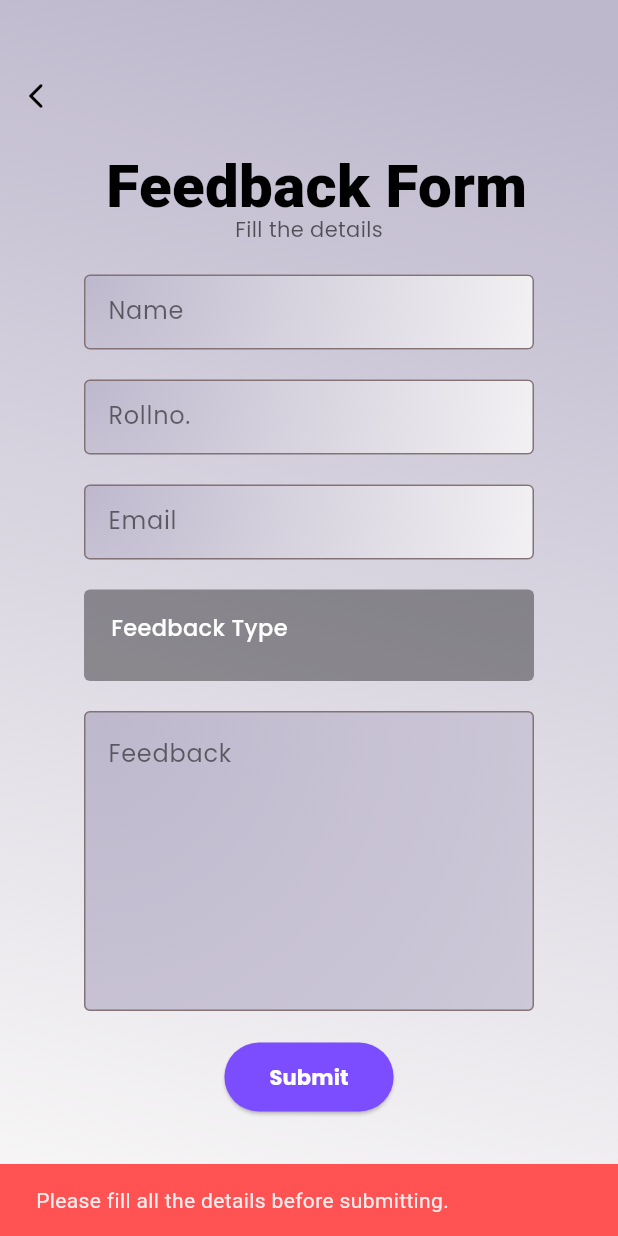
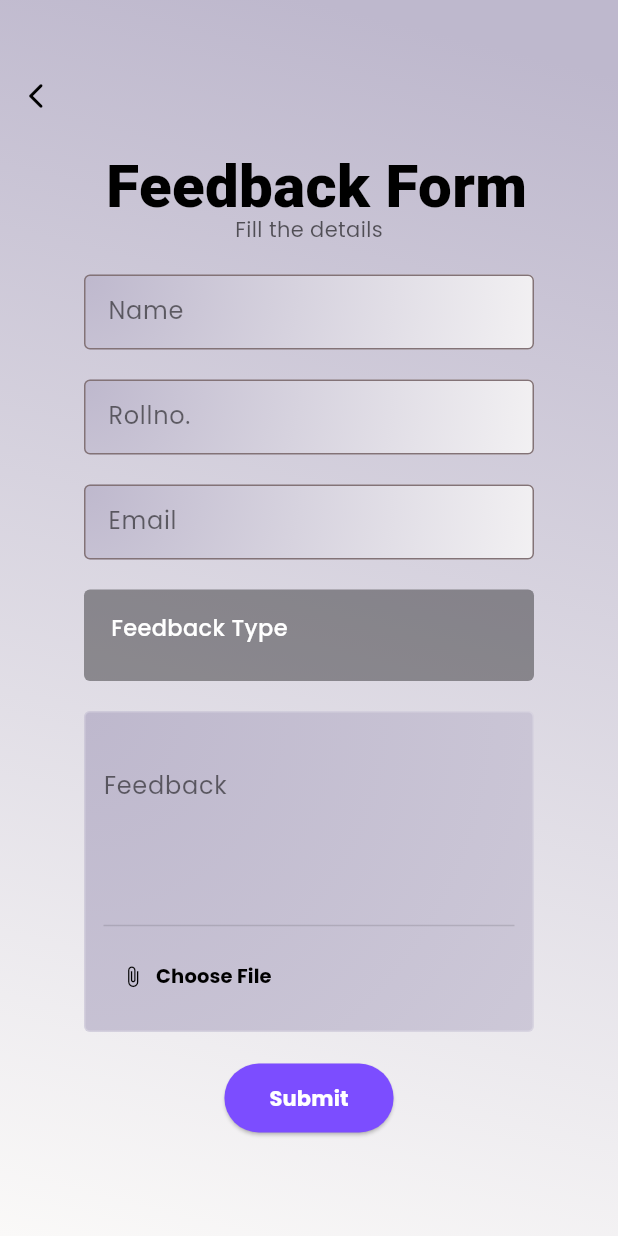
Before and after one commit to itshimcha/Gyan_App, a Flutter app: the FeedbackPage screen opened directly, after a tap on "Submit", on a phone screen of 412 x 824 dp. Run offline on Flutter 3.47's test engine with Material 3 defaults, Android fonts, the phone set to English and light mode, and no system bars; our stand-ins replace animated_splash_screen, animated_text_kit, carousel_slider, file_picker, flutter_card_swiper, flutter_secure_storage and 7 more; accounts and stored records are empty; network calls fail; Roboto replaces fonts that are missing (Alegreya).

Commit message:
feedback api

```diff
--- a/lib/pages/Homepage.dart
+++ b/lib/pages/Homepage.dart
@@ -166,7 +166,7 @@ class _HomePageState extends State<HomePage> {
                                     child: Column(
                                       crossAxisAlignment: CrossAxisAlignment.start,
                                       children: [
-                                        Text("AstroCalendar", style: GoogleFonts.jost(color: Color(0xffe6e6fa), fontSize: 18, fontWeight: FontWeight.w700,height: 1)),
+                                        Text("Astro Calendar", style: GoogleFonts.jost(color: Color(0xffe6e6fa), fontSize: 18, fontWeight: FontWeight.w700,height: 1)),
                                         Text("Stay Updated with latest events", style: GoogleFonts.jost(color: Color(0xffe6e6fa), fontSize: 10, fontWeight: FontWeight.w500)),
                                       ],
                                     )
--- a/lib/pages/USER/Feedback.dart
+++ b/lib/pages/USER/Feedback.dart
@@ -5,6 +5,9 @@ import 'package:gyansutra/extra/com_wid.dart';
 import 'package:http/http.dart'as http;
 import 'package:google_fonts/google_fonts.dart';
 import 'dart:ui';
+import 'dart:io';
+import 'package:file_picker/file_picker.dart';
+
 
 
 class FeedbackPage extends StatefulWidget {
@@ -15,12 +18,13 @@ class FeedbackPage extends StatefulWidget {
 }
 
 class _FeedbackPageState extends State<FeedbackPage> {
+
   final TextEditingController _nameController = TextEditingController();
   final TextEditingController _rollnoController = TextEditingController();
   final TextEditingController _emailController = TextEditingController();
   final TextEditingController _feedbackController = TextEditingController();
   String? selectedtype;
-
+  File? selectedFile;
   bool _isLoading = false;
 
   void _showDialog() {
@@ -54,52 +58,73 @@ class _FeedbackPageState extends State<FeedbackPage> {
       },
     );
   }
-  Future <void> submitFeedback() async {
-    if (_nameController.text.trim().isEmpty ||
-        _rollnoController.text.trim().isEmpty ||
-        _emailController.text.trim().isEmpty ||
-        _feedbackController.text.trim().isEmpty ||
-        selectedtype == null) {
-      ScaffoldMessenger.of(context).showSnackBar(
-        const SnackBar(
-          content: Text("Please fill all the details before submitting."),
-          backgroundColor: Colors.redAccent,
-        ),
+
+  Future<void> _pickFile() async {
+    try {
+      FilePickerResult? result = await FilePicker.pickFiles(
+        type: FileType.custom,
+        allowedExtensions: ['jpg', 'png', 'jpeg', 'pdf'],
       );
-      return;
+
+      if (result != null && result.files.single.path != null) {
+        setState(() {
+          selectedFile = File(result.files.single.path!);
+        });
+      }
+    } catch (e, stackTrace) {
+      CustomSnackbar.show(context, "Error picking file");
+    }
   }
 
-    setState(() => _isLoading = true);
-    final Map formData = {
-      "entry.941555442": _nameController.text,
-      "entry.533545778": _rollnoController.text,
-      "entry.1003059422": _emailController.text,
-      "entry.1877825256": selectedtype,
-      "entry.771845918": _feedbackController.text
-    };
+  Future <void> submitFeedback() async {
+    final String finalType = selectedtype ?? "GENERAL";
     try {
-      final response = await http.post(
-        Uri.parse(apiConfig.FeedbackFormLink),
-        headers: {"Content-Type": "application/x-www-form-urlencoded"},
-        body: formData,
+      setState(() {
+        _isLoading = true;
+      });
+      final uri = Uri.parse(apiConfig.FeedbackEndpoint);
+      final request = http.MultipartRequest('POST', uri);
+      request.headers.addAll({
+        'Accept': 'application/json',
+      });
+
+
+      request.fields['name'] = _nameController.text;
+      request.fields['roll_no'] = _rollnoController.text;
+      request.fields['email'] = _emailController.text;
+      request.fields['feedback_type'] = finalType;
+      request.fields['text'] = _feedbackController.text;
+
+      if (selectedFile != null) {
+        final fileStream = await http.MultipartFile.fromPath(
+          'attachment',
+          selectedFile!.path,
         );
-      await Future.delayed(Duration(seconds: 1));
-      if (response.statusCode == 200) {
-        if(mounted){
-          _showDialog();
+        request.files.add(fileStream);
       }
+
+      final streamedResponse = await request.send();
+      final response = await http.Response.fromStream(streamedResponse);
+
+      if (response.statusCode == 200 || response.statusCode == 201) {
         _nameController.clear();
         _rollnoController.clear();
         _emailController.clear();
+        _feedbackController.clear();
+        setState(() {
           selectedtype = null;
-        _feedbackController.clear();
+          selectedFile = null;
+        });
+        _showDialog();
       } else {
-        print("Failed: Status ${response.statusCode}");
+        CustomSnackbar.show(context, "Submission failed");
       }
     } catch (e) {
-      print("Error: $e");
+      No_internet();
     } finally {
-      setState(() => _isLoading = false);
+      setState(() {
+        _isLoading = false;
+      });
     }
   }
 
@@ -258,8 +283,7 @@ class _FeedbackPageState extends State<FeedbackPage> {
                           Container(
                             decoration: BoxDecoration(
                               color: Colors.black38,
-                              borderRadius: BorderRadius
-                                  .circular(4.0),
+                              borderRadius: BorderRadius.circular(4.0),
                             ),
                             width: 300,
                             padding: const EdgeInsets.only(left: 18, top: 15, bottom: 15),
@@ -267,21 +291,23 @@ class _FeedbackPageState extends State<FeedbackPage> {
                               crossAxisAlignment: CrossAxisAlignment.start,
                               children: [
                                 Text(
-                                    "Feedback Type",style: GoogleFonts.poppins(
+                                  "Feedback Type",
+                                  style: GoogleFonts.poppins(
                                     fontWeight: FontWeight.w500,
                                     fontSize: 15,
-                                    color: Colors.white)
+                                    color: Colors.white,
                                   ),
-                                SizedBox(height: 10,),
-                                FormField<dynamic>(
-                                  initialValue: selectedtype ?? "General",
+                                ),
+                                const SizedBox(height: 10),
+                                FormField<String>(
+                                  initialValue: selectedtype ?? "GENERAL",
                                   validator: (value) {
                                     if (selectedtype == null) {
                                       return "Please select a feedback type";
                                     }
                                     return null;
                                   },
-                                  builder: (FormFieldState<dynamic> state) {
+                                  builder: (FormFieldState<String> state) {
                                     return Row(
                                       crossAxisAlignment: CrossAxisAlignment.start,
                                       children: [
@@ -289,14 +315,17 @@ class _FeedbackPageState extends State<FeedbackPage> {
                                           child: Wrap(
                                             spacing: 20.0,
                                             runSpacing: 12.0,
-                                            children: Varfile.type.map((type) {
-                                              bool isSelected = selectedtype == type;
+                                            children: Varfile.feedbackTypes.map((item) {
+                                              final String backendValue = item["value"]!;
+                                              final String displayLabel = item["display"]!;
+                                              bool isSelected = selectedtype == backendValue;
+
                                               return GestureDetector(
                                                 onTap: () {
                                                   setState(() {
-                                                    selectedtype = type;
+                                                    selectedtype = backendValue; // Saves 'BUG', 'FEATURE'
                                                   });
-                                                  state.didChange(type);
+                                                  state.didChange(backendValue);
                                                 },
                                                 child: Row(
                                                   mainAxisSize: MainAxisSize.min,
@@ -310,7 +339,8 @@ class _FeedbackPageState extends State<FeedbackPage> {
                                                             ? const RadialGradient(
                                                           colors: [Color(0xffBEB8CD), Color(0xffFAF9F8)],
                                                           center: Alignment.topLeft,
-                                                            radius: 2)
+                                                          radius: 2,
+                                                        )
                                                             : null,
                                                         color: isSelected ? null : Colors.transparent,
                                                         border: Border.all(
@@ -323,7 +353,7 @@ class _FeedbackPageState extends State<FeedbackPage> {
                                                     ),
                                                     const SizedBox(width: 8),
                                                     Text(
-                                                      type.toString(),
+                                                      displayLabel, // Renders "Bug Report", "Feature Request"
                                                       style: GoogleFonts.poppins(
                                                         color: isSelected
                                                             ? Colors.white
@@ -356,41 +386,99 @@ class _FeedbackPageState extends State<FeedbackPage> {
                                 ),
                               ],
                             ),
-                          ),
+                          ), // feedback
                     Container(
                       width: 300,
-                            height: 200,
+                      padding: const EdgeInsets.all(12.0),
                       decoration: BoxDecoration(
                         gradient: RadialGradient(
                           colors: [
                             Color(0xffBEB8CD),
-                                    Color(0xffFAF9F8)
+                            Color(0xffFAF9F8),
                           ],
                           center: Alignment.topLeft,
-                                  radius: 7),
+                          radius: 7,
+                        ),
                         borderRadius: BorderRadius.circular(4.0),
+                        border: Border.all(color: Colors.white24),
+                      ),
+                      child: Column(
+                        mainAxisSize: MainAxisSize.min,
+                        children: [
+                          ConstrainedBox(
+                            constraints: const BoxConstraints(
+                              minHeight: 120,
                             ),
                             child: TextField(
-                              maxLines: 200,
+                              maxLines: null,
                               style: GoogleFonts.poppins(
                                 color: Colors.black,
-                                  fontWeight: FontWeight.w500
+                                fontWeight: FontWeight.w500,
                               ),
                               controller: _feedbackController,
                               textCapitalization: TextCapitalization.sentences,
                               decoration: InputDecoration(
-                                  focusColor: Colors.blue,
                                 labelText: "Feedback",
-                                  hintText: "Brief",
+                                hintText: "Brief description...",
                                 hintStyle: GoogleFonts.poppins(color: Colors.black26, fontWeight: FontWeight.w400),
                                 labelStyle: GoogleFonts.poppins(color: Colors.black54),
                                 alignLabelWithHint: true,
-                                  border: OutlineInputBorder(
-                                      borderRadius: BorderRadius.circular(4.0),
-                                      borderSide: BorderSide(color: Colors.white)
+                                border: InputBorder.none,
+                              ),
+                            ),
+                          ),
+                          const Divider(color: Colors.black12, height: 20, thickness: 1),
+                          Column(
+                            children: [
+                              Row(
+                                mainAxisAlignment: MainAxisAlignment.spaceBetween,
+                                children: [
+                                  if (selectedFile != null) ...[
+                                    const SizedBox(height: 5),
+                                    Expanded(
+                                      child: Row(
+                                        children: [
+                                          const Icon(Icons.insert_drive_file, size: 16, color: Colors.black54),
+                                          const SizedBox(width: 6),
+                                          Expanded(
+                                            child: Text(
+                                              selectedFile!.path.split('/').last,
+                                              style: GoogleFonts.poppins(fontSize: 12, color: Colors.black54),
+                                              overflow: TextOverflow.ellipsis,
+                                            ),
+                                          ),
+                                          IconButton(
+                                            constraints: const BoxConstraints(),
+                                            padding: EdgeInsets.zero,
+                                            icon: const Icon(Icons.cancel, size: 18, color: Colors.black54),
+                                            onPressed: () {
+                                              setState(() {
+                                                selectedFile = null;
+                                              });
+                                            },
                                           )
+                                        ],
+                                      ),
+                                    )
+                                  ],
+                                  TextButton.icon(
+                                    onPressed: _pickFile,
+                                    icon: const Icon(Icons.attach_file, size: 15, color: Colors.black),
+                                    label: Text(
+                                      "Choose File",
+                                      style: GoogleFonts.poppins(
+                                        color: Colors.black,
+                                        fontWeight: FontWeight.bold,
+                                        fontSize: 13,
+                                      ),
+                                    ),
+                                  ),
+                                ],
                               ),
 
+                            ],
+                          ),
+                        ],
                       ),
                     ),
                           ElevatedButton(
@@ -406,6 +494,7 @@ class _FeedbackPageState extends State<FeedbackPage> {
                                   fontWeight: FontWeight.bold),
                               )
                           ),
+                          SizedBox(height: 100,),
                         ]
                     )
                 ),
--- a/lib/pages/gyansutra/peer2peer.dart
+++ b/lib/pages/gyansutra/peer2peer.dart
@@ -161,9 +161,7 @@ class _AdvicepageState extends State<Advicepage> {
 
     String selectedFormBranch = Varfile.Branch_Name.isNotEmpty ? Varfile.Branch_Name.first : '';
     final formKey = GlobalKey<FormState>();
-
     if (!mounted) return;
-
     showDialog(
       context: context,
       builder: (context) {
--- a/pubspec.yaml
+++ b/pubspec.yaml
@@ -53,6 +53,7 @@ dependencies:
   youtube_player_iframe:
   lottie: ^3.3.3
   animated_splash_screen: ^1.3.0
+  file_picker:
 
 
 
```
Also changed, not shown: pubspec.lock, 1 other file. Lines whose indentation alone changed are shown as unchanged.
